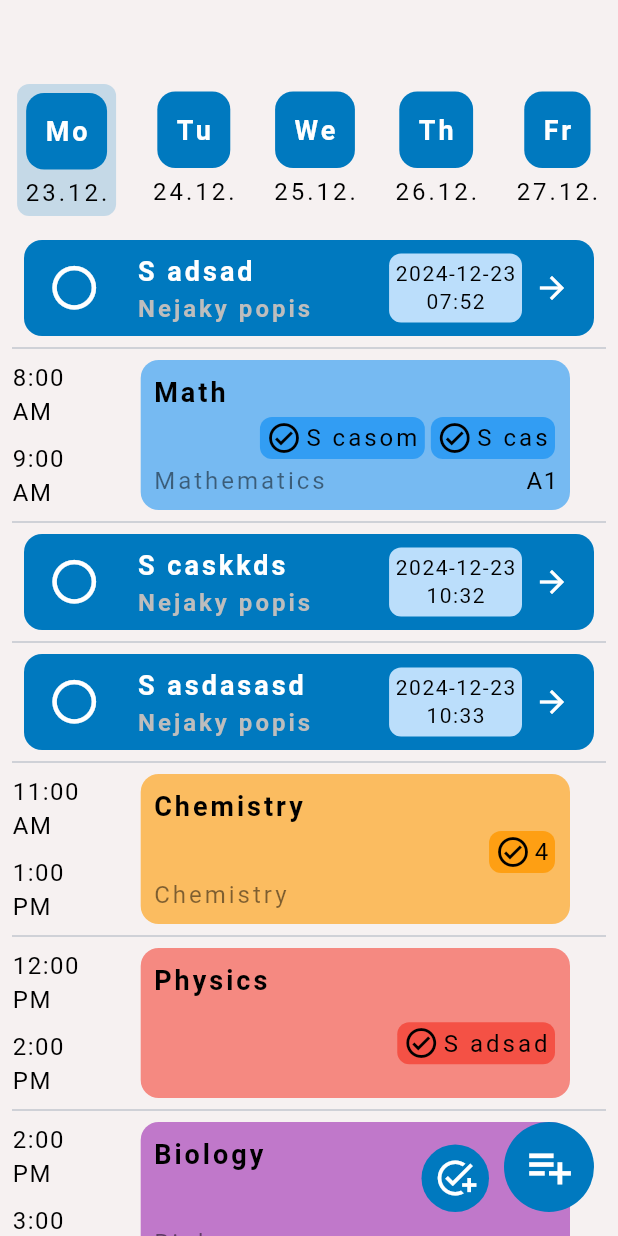
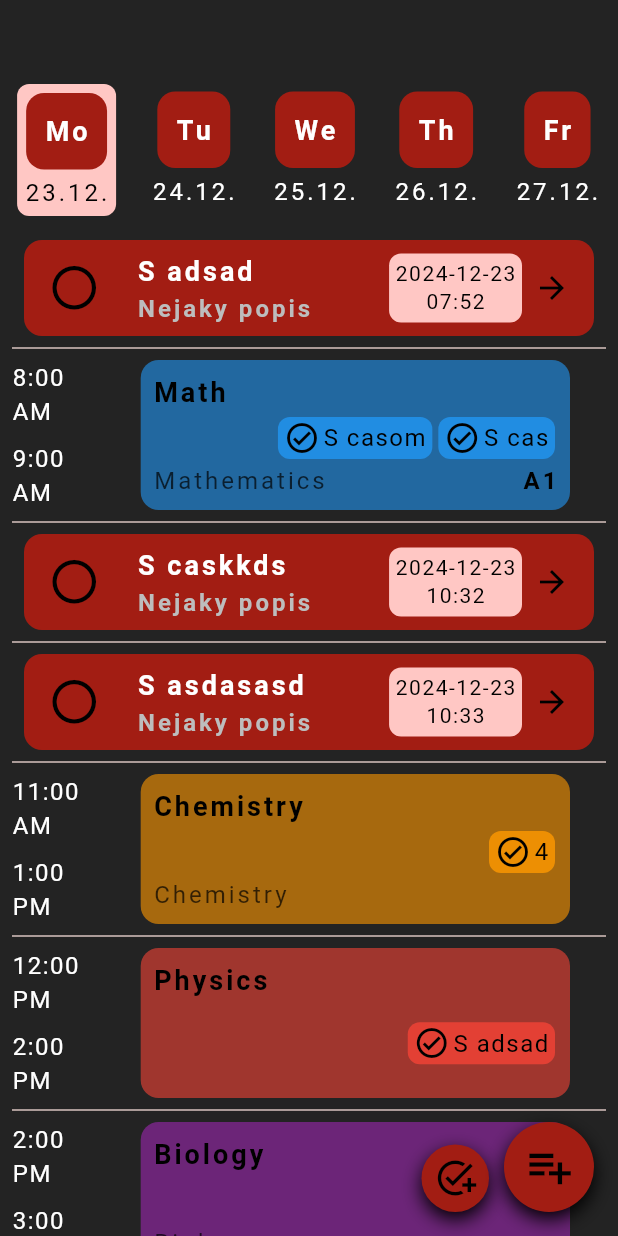
Before and after one commit to adrianlicko/Flutter-Django-calendar-app, a Flutter app: the CalendarScreen screen opened by its route, after a tap on "Mo", on a phone screen of 412 x 824 dp. Run offline on Flutter 3.47's test engine with Material 3 defaults, Android fonts, the light colour scheme and no system bars; our stand-ins replace go_router; generated files the repository leaves out were written again.

Commit message:
fix color scheme colors

```diff
--- a/frontend/lib/components/todo_card.dart
+++ b/frontend/lib/components/todo_card.dart
@@ -1,7 +1,5 @@
 import 'package:flutter/material.dart';
 import 'package:frontend/models/todo_model.dart';
-import 'package:frontend/theme/all_themes.dart';
-import 'package:frontend/theme/app_theme.dart';
 
 class TodoCard extends StatefulWidget {
   final TodoModel todo;
@@ -59,7 +57,7 @@ class _TodoCardState extends State<TodoCard> {
         child: IntrinsicHeight(
           child: Container(
             decoration: BoxDecoration(
-              color: Colors.blue[100],
+              color: Theme.of(context).primaryColorLight,
               borderRadius: BorderRadius.circular(8.0),
             ),
             child: Padding(
@@ -68,9 +66,10 @@ class _TodoCardState extends State<TodoCard> {
                 mainAxisAlignment: MainAxisAlignment.center,
                 children: [
                   Text(widget.todo.date!.toIso8601String().substring(0, 10),
-                      style: Theme.of(context).textTheme.bodySmall),
+                      style: Theme.of(context).textTheme.bodySmall!.copyWith(color: Colors.black)),
                   if (widget.todo.time != null)
-                    Text(widget.todo.time.toString().substring(10, 15), style: Theme.of(context).textTheme.bodySmall),
+                    Text(widget.todo.time.toString().substring(10, 15),
+                        style: Theme.of(context).textTheme.bodySmall!.copyWith(color: Colors.black)),
                 ],
               ),
             ),
@@ -135,7 +134,7 @@ class _TodoCardState extends State<TodoCard> {
           child: IntrinsicHeight(
             child: Container(
               decoration: BoxDecoration(
-                color: AppTheme.getThemeFromColors(AllAppColors.lightBlueColorScheme).primaryColor,
+                color: Theme.of(context).primaryColor,
                 borderRadius: BorderRadius.circular(12.0),
               ),
               child: _buildContent(context),
--- a/frontend/lib/providers/theme_provider.dart
+++ b/frontend/lib/providers/theme_provider.dart
@@ -3,7 +3,7 @@ import 'package:frontend/theme/all_themes.dart';
 import 'package:frontend/theme/app_theme.dart';
 
 class ThemeProvider extends ChangeNotifier {
-  AllAppColors _currentTheme = AllAppColors.lightBlueColorScheme;
+  AllAppColors _currentTheme = AllAppColors.darkRedColorScheme;
 
   ThemeData get themeData => AppTheme.getThemeFromColors(_currentTheme);
 
--- a/frontend/lib/screens/calendar_screen.dart
+++ b/frontend/lib/screens/calendar_screen.dart
@@ -6,11 +6,11 @@ import 'package:frontend/dialogs/create_time_dialog.dart';
 import 'package:frontend/dialogs/create_todo_dialog.dart';
 import 'package:frontend/models/schedule_model.dart';
 import 'package:frontend/models/todo_model.dart';
+import 'package:frontend/providers/theme_provider.dart';
 import 'package:frontend/services/calendar_service.dart';
 import 'package:frontend/services/todo_service.dart';
-import 'package:frontend/theme/all_themes.dart';
-import 'package:frontend/theme/app_theme.dart';
 import 'package:flutter_gen/gen_l10n/app_localizations.dart';
+import 'package:provider/provider.dart';
 
 class CalendarScreen extends StatefulWidget {
   const CalendarScreen({super.key});
@@ -81,8 +81,11 @@ class _CalendarScreenState extends State<CalendarScreen> {
         width: 60,
         height: 60,
         decoration: BoxDecoration(
-          color: AppTheme.getThemeFromColors(AllAppColors.lightBlueColorScheme).primaryColor,
+          color: Theme.of(context).primaryColor,
           borderRadius: const BorderRadius.all(Radius.circular(50)),
+          boxShadow: const [
+            BoxShadow(color: Colors.black, blurRadius: 10, offset: Offset(0, 5)),
+          ],
         ),
         child: const Icon(Icons.playlist_add, size: 35),
       ),
@@ -109,22 +112,28 @@ class _CalendarScreenState extends State<CalendarScreen> {
         width: 45,
         height: 45,
         decoration: BoxDecoration(
-          color: AppTheme.getThemeFromColors(AllAppColors.lightBlueColorScheme).primaryColor,
+          color: Theme.of(context).primaryColor,
           borderRadius: const BorderRadius.all(Radius.circular(50)),
+          boxShadow: const [
+            BoxShadow(color: Colors.black, blurRadius: 10, offset: Offset(0, 5)),
+          ],
         ),
         child: const Icon(Icons.add_task_outlined, size: 28),
       ),
     );
   }
 
-  Widget _buildDayButton(String dayLabel, String dateLabel) {
+  Widget _buildDayButton(String dayLabel, String dateLabel, {Color? dateColor}) {
+    Color? color = dateColor;
+    color ??= Provider.of<ThemeProvider>(context).currentTheme.textColor;
+
     return Column(
       children: [
         Container(
             padding: const EdgeInsets.all(12.0),
             decoration: BoxDecoration(
               borderRadius: BorderRadius.circular(12.0),
-              color: AppTheme.getThemeFromColors(AllAppColors.lightBlueColorScheme).primaryColor,
+              color: Theme.of(context).primaryColor,
             ),
             child: Text(dayLabel, style: Theme.of(context).textTheme.titleMedium)),
         const SizedBox(height: 4.0),
@@ -135,7 +144,7 @@ class _CalendarScreenState extends State<CalendarScreen> {
                     style: Theme.of(context)
                         .textTheme
                         .titleSmall!
-                        .copyWith(color: Colors.black, fontWeight: FontWeight.normal)))),
+                        .copyWith(color: color, fontWeight: FontWeight.normal)))),
       ],
     );
   }
@@ -145,9 +154,9 @@ class _CalendarScreenState extends State<CalendarScreen> {
       padding: const EdgeInsets.only(top: 6.0, bottom: 4.0, right: 4.0, left: 4.0),
       decoration: BoxDecoration(
         borderRadius: BorderRadius.circular(8.0),
-        color: AppTheme.getThemeFromColors(AllAppColors.lightBlueColorScheme).primaryColor.withOpacity(0.2),
+        color: Theme.of(context).primaryColorLight,
       ),
-      child: _buildDayButton(dayLabel, dateLabel),
+      child: _buildDayButton(dayLabel, dateLabel, dateColor: Colors.black),
     );
   }
 
@@ -222,10 +231,7 @@ class _CalendarScreenState extends State<CalendarScreen> {
                                   const Icon(Icons.check_circle_outline_outlined, color: Colors.black),
                                   const SizedBox(width: 2.0),
                                   Text(todo.title,
-                                      style: Theme.of(context)
-                                          .textTheme
-                                          .titleSmall!
-                                          .copyWith(color: Colors.black, fontWeight: FontWeight.normal)),
+                                      style: Theme.of(context).textTheme.bodyMedium!.copyWith(color: Colors.black)),
                                 ],
                               ),
                             ),
@@ -236,6 +242,7 @@ class _CalendarScreenState extends State<CalendarScreen> {
             : IntrinsicWidth(
                 child: GestureDetector(
                   onTap: () {
+                    // todo handle removed or completed todos
                     router.push('/todo', extra: todos);
                   },
                   child: Container(
@@ -250,7 +257,8 @@ class _CalendarScreenState extends State<CalendarScreen> {
                         children: [
                           const Icon(Icons.check_circle_outline_outlined, color: Colors.black),
                           const SizedBox(width: 2.0),
-                          Text(todos.length.toString()),
+                          Text(todos.length.toString(),
+                              style: Theme.of(context).textTheme.bodyMedium!.copyWith(color: Colors.black)),
                         ],
                       ),
                     ),
@@ -271,10 +279,10 @@ class _CalendarScreenState extends State<CalendarScreen> {
           borderRadius: BorderRadius.circular(12.0),
           child: Dismissible(
             key: Key(schedule.id),
-            direction: DismissDirection.endToStart,
+            direction: DismissDirection.startToEnd,
             background: Container(
               color: Colors.red,
-              alignment: Alignment.centerRight,
+              alignment: Alignment.centerLeft,
               padding: const EdgeInsets.symmetric(horizontal: 20.0),
               child: const Icon(Icons.delete, color: Colors.white),
             ),
@@ -304,8 +312,10 @@ class _CalendarScreenState extends State<CalendarScreen> {
                             style: Theme.of(context)
                                 .textTheme
                                 .titleSmall!
-                                .copyWith(color: Colors.black.withOpacity(0.5), fontWeight: FontWeight.normal)),
-                      if (schedule.room != null) Text(schedule.room!),
+                                .copyWith(color: Colors.black.withOpacity(0.7), fontWeight: FontWeight.normal)),
+                      if (schedule.room != null)
+                        Text(schedule.room!,
+                            style: Theme.of(context).textTheme.titleSmall!.copyWith(color: Colors.black)),
                     ],
                   ),
                 ],
--- a/frontend/lib/screens/profile_screen.dart
+++ b/frontend/lib/screens/profile_screen.dart
@@ -4,7 +4,6 @@ import 'package:frontend/l10n/l10n.dart';
 import 'package:frontend/providers/locale_provider.dart';
 import 'package:frontend/providers/theme_provider.dart';
 import 'package:frontend/theme/all_themes.dart';
-import 'package:frontend/theme/app_theme.dart';
 import 'package:provider/provider.dart';
 import 'package:flutter_gen/gen_l10n/app_localizations.dart';
 
@@ -45,8 +44,7 @@ class _ProfileScreenState extends State<ProfileScreen> {
         Transform.scale(
             scale: 1.3,
             child: IconButton(
-                onPressed: onTap,
-                icon: Icon(Icons.edit_outlined, color: AllAppColors.lightBlueColorScheme.primaryAccent))),
+                onPressed: onTap, icon: Icon(Icons.edit_outlined, color: Theme.of(context).primaryColorDark))),
       ],
     );
   }
@@ -68,8 +66,7 @@ class _ProfileScreenState extends State<ProfileScreen> {
           margin: const EdgeInsets.only(left: 16.0, right: 16.0, top: 16.0),
           padding: const EdgeInsets.all(8.0),
           decoration: BoxDecoration(
-            border: Border.all(
-                color: AppTheme.getThemeFromColors(AllAppColors.lightBlueColorScheme).primaryColor, width: 2.0),
+            border: Border.all(color: Theme.of(context).primaryColor, width: 2.0),
             borderRadius: BorderRadius.circular(12.0),
           ),
           child: Column(
@@ -80,12 +77,9 @@ class _ProfileScreenState extends State<ProfileScreen> {
             top: 5,
             left: 25,
             child: Container(
-              color: AppTheme.getThemeFromColors(AllAppColors.lightBlueColorScheme).scaffoldBackgroundColor,
+              color: Theme.of(context).scaffoldBackgroundColor,
               child: Text(title,
-                  style: Theme.of(context)
-                      .textTheme
-                      .titleSmall!
-                      .copyWith(color: AppTheme.getThemeFromColors(AllAppColors.lightBlueColorScheme).primaryColor)),
+                  style: Theme.of(context).textTheme.titleSmall!.copyWith(color: Theme.of(context).primaryColor)),
             )),
       ],
     );
@@ -117,6 +111,7 @@ class _ProfileScreenState extends State<ProfileScreen> {
           _buildDropdownOption(
             title: AppLocalizations.of(context)!.changeLanguage,
             dropdownButton: DropdownButton<Locale>(
+              dropdownColor: themeProvider.currentTheme.secondaryColor,
               value: localeProvider.locale,
               onChanged: (Locale? newLocale) {
                 if (newLocale != null) {
@@ -127,7 +122,11 @@ class _ProfileScreenState extends State<ProfileScreen> {
                 final flag = locale.languageCode == 'en' ? '🇺🇸' : '🇸🇰';
                 return DropdownMenuItem(
                   value: locale,
-                  child: Text(flag, style: Theme.of(context).textTheme.titleLarge!.copyWith(color: Colors.black)),
+                  child: Text(flag,
+                      style: Theme.of(context)
+                          .textTheme
+                          .titleLarge!
+                          .copyWith(color: Provider.of<ThemeProvider>(context).currentTheme.textColor)),
                 );
               }).toList(),
             ),
@@ -135,6 +134,7 @@ class _ProfileScreenState extends State<ProfileScreen> {
           _buildDropdownOption(
             title: AppLocalizations.of(context)!.changeTheme,
             dropdownButton: DropdownButton<AllAppColors>(
+              dropdownColor: themeProvider.currentTheme.secondaryColor,
               value: themeProvider.currentTheme,
               onChanged: (AllAppColors? newTheme) {
                 if (newTheme != null) {
@@ -145,7 +145,10 @@ class _ProfileScreenState extends State<ProfileScreen> {
                 return DropdownMenuItem(
                   value: theme,
                   child: Text(theme.toString().split('.').last,
-                      style: Theme.of(context).textTheme.titleSmall!.copyWith(color: Colors.black)),
+                      style: Theme.of(context)
+                          .textTheme
+                          .titleSmall!
+                          .copyWith(color: Provider.of<ThemeProvider>(context).currentTheme.textColor)),
                 );
               }).toList(),
             ),
@@ -164,7 +167,8 @@ class _ProfileScreenState extends State<ProfileScreen> {
           child: Icon(Icons.person, size: 50.0),
         ),
         const SizedBox(height: 16.0),
-        Text("Name Surname", style: Theme.of(context).textTheme.titleLarge!.copyWith(color: Colors.black)),
+        Text("Name Surname",
+            style: Theme.of(context).textTheme.titleLarge!.copyWith(color: Theme.of(context).primaryColor)),
         Row(
             mainAxisAlignment: MainAxisAlignment.center,
             children: [Text("nejaky email", style: Theme.of(context).textTheme.bodyMedium)]),
--- a/frontend/lib/screens/todo/todo_screen.dart
+++ b/frontend/lib/screens/todo/todo_screen.dart
@@ -5,8 +5,6 @@ import 'package:frontend/components/todo_card.dart';
 import 'package:frontend/dialogs/create_todo_dialog.dart';
 import 'package:frontend/models/todo_model.dart';
 import 'package:frontend/services/todo_service.dart';
-import 'package:frontend/theme/all_themes.dart';
-import 'package:frontend/theme/app_theme.dart';
 
 class TodoScreen extends StatefulWidget {
   final List<TodoModel>? todos;
@@ -124,8 +122,11 @@ class _TodoScreenState extends State<TodoScreen> {
         width: 60,
         height: 60,
         decoration: BoxDecoration(
-          color: AppTheme.getThemeFromColors(AllAppColors.lightBlueColorScheme).primaryColor,
+          color: Theme.of(context).primaryColor,
           borderRadius: const BorderRadius.all(Radius.circular(50)),
+          boxShadow: const [
+            BoxShadow(color: Colors.black, blurRadius: 10, offset: Offset(0, 5)),
+          ],
         ),
         child: const Icon(Icons.add_task_outlined, size: 35),
       ),
--- a/frontend/lib/theme/all_themes.dart
+++ b/frontend/lib/theme/all_themes.dart
@@ -3,9 +3,10 @@ import 'package:flutter/material.dart';
 enum AllAppColors {
   lightBlueColorScheme(
     primaryColor: Color.fromRGBO(0, 121, 191, 1),
-    primaryAccent: Color.fromRGBO(4, 82, 145, 1),
+    primaryColorDark: Color.fromRGBO(4, 82, 145, 1),
+    primaryColorLight: Color.fromRGBO(197, 232, 250, 1),
     secondaryColor: Color.fromRGBO(255, 255, 255, 1),
-    secondaryAccent: Color(0xFFF6F1F1),
+    scaffoldBackgroundColor: Color(0xFFF6F1F1),
     titleColor: Color.fromRGBO(200, 200, 200, 1),
     textColor: Colors.black,
     iconColor: Colors.white,
@@ -13,9 +14,10 @@ enum AllAppColors {
   ),
   darkBlueColorScheme(
     primaryColor: Color.fromRGBO(0, 121, 191, 1),
-    primaryAccent: Color.fromRGBO(4, 82, 145, 1),
+    primaryColorDark: Color.fromRGBO(4, 82, 145, 1),
+    primaryColorLight: Color.fromRGBO(197, 232, 250, 1),
     secondaryColor: Color.fromRGBO(45, 45, 45, 1),
-    secondaryAccent: Color.fromRGBO(35, 35, 35, 1),
+    scaffoldBackgroundColor: Color.fromRGBO(35, 35, 35, 1),
     titleColor: Color.fromRGBO(200, 200, 200, 1),
     textColor: Colors.white,
     iconColor: Colors.black,
@@ -23,9 +25,21 @@ enum AllAppColors {
   ),
   darkRedColorScheme(
     primaryColor: Color.fromRGBO(162, 29, 19, 1),
-    primaryAccent: Color.fromRGBO(120, 14, 14, 1),
+    primaryColorDark: Color.fromRGBO(120, 14, 14, 1),
+    primaryColorLight: Color.fromRGBO(255, 199, 196, 1),
     secondaryColor: Color.fromRGBO(45, 45, 45, 1),
-    secondaryAccent: Color.fromRGBO(35, 35, 35, 1),
+    scaffoldBackgroundColor: Color.fromRGBO(35, 35, 35, 1),
+    titleColor: Color.fromRGBO(200, 200, 200, 1),
+    textColor: Colors.white,
+    iconColor: Colors.black,
+    appbarIconColor: Colors.white,
+  ),
+  darkGreenColorScheme(
+    primaryColor: Color.fromRGBO(33, 163, 0, 1),
+    primaryColorDark: Color.fromRGBO(38, 145, 4, 1),
+    primaryColorLight: Color.fromRGBO(207, 250, 197, 1),
+    secondaryColor: Color.fromRGBO(45, 45, 45, 1),
+    scaffoldBackgroundColor: Color.fromRGBO(35, 35, 35, 1),
     titleColor: Color.fromRGBO(200, 200, 200, 1),
     textColor: Colors.white,
     iconColor: Colors.black,
@@ -33,9 +47,10 @@ enum AllAppColors {
   );
 
   final Color primaryColor;
-  final Color primaryAccent;
+  final Color primaryColorDark;
+  final Color primaryColorLight;
   final Color secondaryColor;
-  final Color secondaryAccent;
+  final Color scaffoldBackgroundColor;
   final Color titleColor;
   final Color textColor;
   final Color iconColor;
@@ -43,21 +58,13 @@ enum AllAppColors {
 
   const AllAppColors({
     required this.primaryColor,
-    required this.primaryAccent,
+    required this.primaryColorDark,
+    required this.primaryColorLight,
     required this.secondaryColor,
-    required this.secondaryAccent,
+    required this.scaffoldBackgroundColor,
     required this.titleColor,
     required this.textColor,
     required this.iconColor,
     required this.appbarIconColor,
   });
-
-  Color get getPrimaryColor => primaryColor;
-  Color get getPrimaryAccent => primaryAccent;
-  Color get getSecondaryColor => secondaryColor;
-  Color get getSecondaryAccent => secondaryAccent;
-  Color get getTitleColor => titleColor;
-  Color get getTextColor => textColor;
-  Color get getIconColor => iconColor;
-  Color get getAppbarIconColor => appbarIconColor;
 }
--- a/frontend/lib/theme/app_theme.dart
+++ b/frontend/lib/theme/app_theme.dart
@@ -6,18 +6,20 @@ class AppTheme {
     return ThemeData(
       colorScheme: ColorScheme.fromSeed(seedColor: theme.primaryColor),
       primaryColor: theme.primaryColor,
+      primaryColorDark: theme.primaryColorDark,
+      primaryColorLight: theme.primaryColorLight,
+      scaffoldBackgroundColor: theme.scaffoldBackgroundColor,
       cardTheme: CardTheme(color: theme.primaryColor),
       listTileTheme: ListTileThemeData(iconColor: theme.appbarIconColor, textColor: theme.textColor),
       iconTheme: IconThemeData(color: theme.iconColor),
       floatingActionButtonTheme:
           FloatingActionButtonThemeData(backgroundColor: theme.primaryColor, foregroundColor: theme.iconColor),
-      scaffoldBackgroundColor: theme.secondaryAccent,
       appBarTheme: AppBarTheme(
-          backgroundColor: theme.secondaryAccent,
+          backgroundColor: theme.scaffoldBackgroundColor,
           foregroundColor: theme.textColor,
           iconTheme: IconThemeData(color: theme.appbarIconColor)),
       checkboxTheme: CheckboxThemeData(
-        fillColor: WidgetStateProperty.all(theme.primaryAccent),
+        fillColor: WidgetStateProperty.all(theme.primaryColorDark),
         checkColor: WidgetStateProperty.all(Colors.white),
       ),
       textTheme: TextTheme(
@@ -74,10 +76,10 @@ class AppTheme {
         floatingLabelStyle: TextStyle(color: theme.textColor),
       ),
       drawerTheme: DrawerThemeData(
-        backgroundColor: theme.secondaryAccent,
+        backgroundColor: theme.scaffoldBackgroundColor,
       ),
       dialogTheme: DialogTheme(
-        backgroundColor: theme.secondaryAccent,
+        backgroundColor: theme.scaffoldBackgroundColor,
         titleTextStyle: TextStyle(
           color: theme.textColor,
           fontSize: 24,
```
